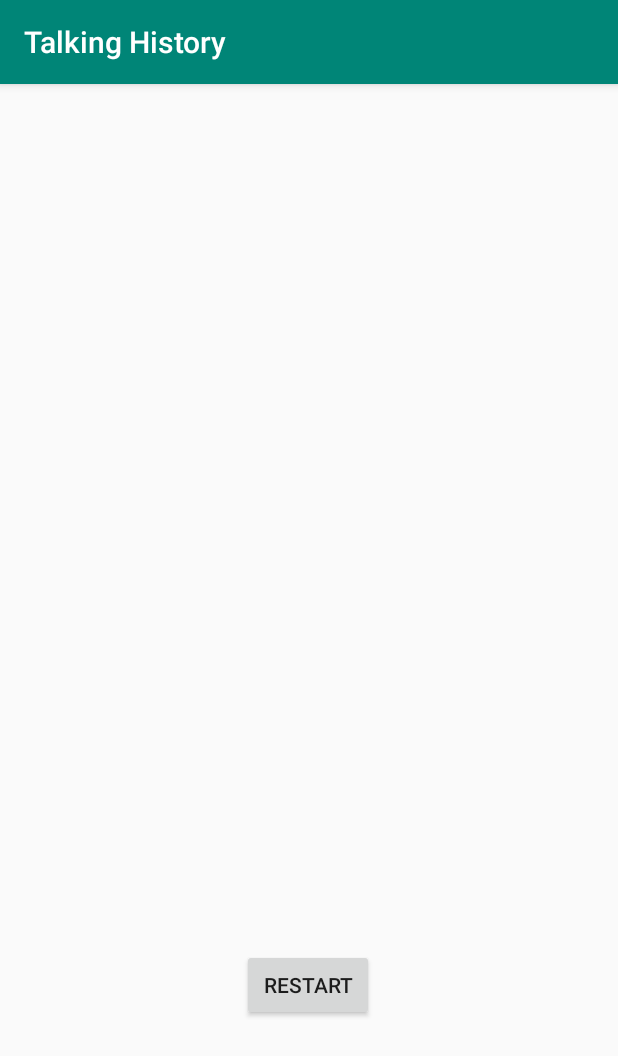
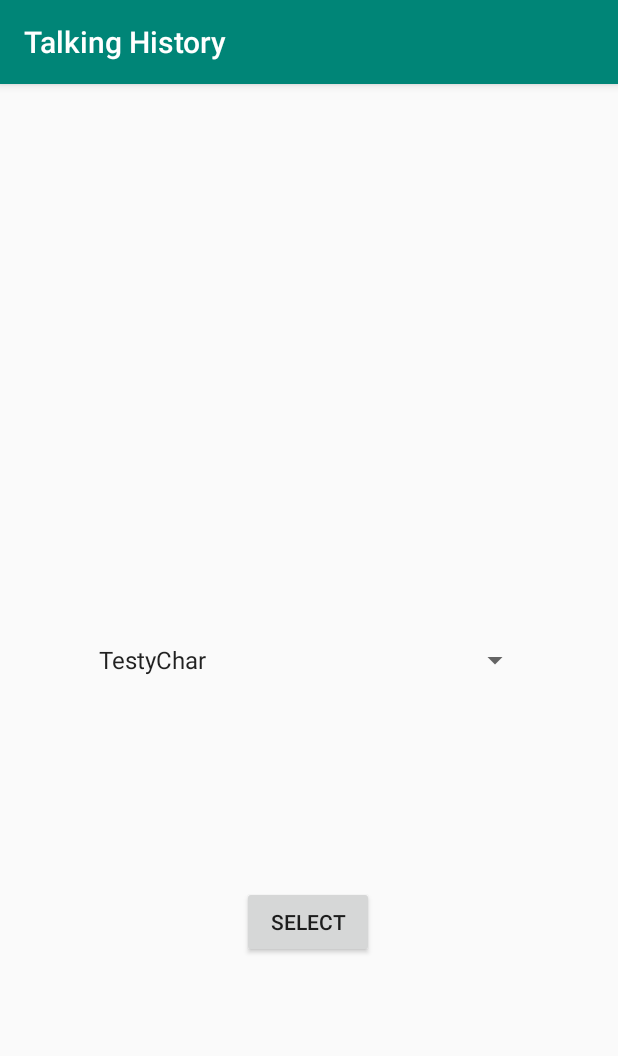
Before and after one commit to Rimve/TalkingHistory, an Android app: the screen it shows after launch (MainActivity before the commit, SelectorActivity after it), on a phone screen of 412 x 824 dp. Shown: the top 1056 px of the screen. Run offline under Robolectric (Android 15) with nearby library versions, the phone set to English and light mode, and no system bars; our stand-ins replace Firebase (no records; nobody signed in at launch, a user with empty details on screens opened directly).

Commit message:
Added offline database support Added character selector screen and the ability to choose what dialogue to have Some updates to firebase data structure

```diff
--- a/app/src/main/AndroidManifest.xml
+++ b/app/src/main/AndroidManifest.xml
@@ -3,19 +3,20 @@
     package="com.neverim.talkinghistory">
 
     <application
+        android:name=".TalkingHistory"
         android:allowBackup="true"
         android:icon="@mipmap/ic_launcher"
         android:label="@string/app_name"
         android:roundIcon="@mipmap/ic_launcher_round"
         android:supportsRtl="true"
         android:theme="@style/AppTheme">
-        <activity android:name=".MainActivity">
+        <activity android:name=".SelectorActivity">
             <intent-filter>
                 <action android:name="android.intent.action.MAIN" />
-
                 <category android:name="android.intent.category.LAUNCHER" />
             </intent-filter>
         </activity>
+        <activity android:name=".DialogueActivity"/>
     </application>
 
 </manifest>
--- /dev/null
+++ b/app/src/main/java/com/neverim/talkinghistory/SelectorActivity.kt
@@ -0,0 +1,46 @@
+package com.neverim.talkinghistory
+
+import android.content.Intent
+import android.os.Bundle
+import android.view.View
+import android.widget.*
+import androidx.appcompat.app.AppCompatActivity
+
+class SelectorActivity : AppCompatActivity() {
+    private lateinit var spinner: Spinner
+    private lateinit var selectBtn: Button
+
+    override fun onCreate(savedInstanceState: Bundle?) {
+        super.onCreate(savedInstanceState)
+        setContentView(R.layout.activity_select_char)
+
+        spinner = findViewById(R.id.spinner)
+        selectBtn = findViewById(R.id.btn_select_char)
+
+        val characters = resources.getStringArray(R.array.Characters)
+
+        if (spinner != null) {
+            val adapter = ArrayAdapter(this, android.R.layout.simple_spinner_item, characters)
+            spinner.adapter = adapter
+            spinner.onItemSelectedListener = object :
+                AdapterView.OnItemSelectedListener {
+                override fun onItemSelected(parent: AdapterView<*>,
+                                            view: View, position: Int, id: Long) {
+                    Toast.makeText(this@SelectorActivity,
+                        getString(R.string.selected_item) + " " +
+                                "" + characters[position], Toast.LENGTH_SHORT).show()
+                }
+
+                override fun onNothingSelected(parent: AdapterView<*>) {
+                    // write code to perform some action
+                }
+            }
+        }
+
+        selectBtn.setOnClickListener {
+            val dialogueIntent = Intent(this@SelectorActivity, DialogueActivity::class.java)
+            dialogueIntent.putExtra("char", spinner.selectedItem.toString())
+            startActivity(dialogueIntent)
+        }
+    }
+}
--- /dev/null
+++ b/app/src/main/java/com/neverim/talkinghistory/TalkingHistory.kt
@@ -0,0 +1,22 @@
+package com.neverim.talkinghistory
+
+import android.app.Application
+import android.content.res.Configuration
+import com.google.firebase.database.FirebaseDatabase
+
+class TalkingHistory : Application() {
+
+    override fun onCreate() {
+        super.onCreate()
+        // Enable offline database
+        FirebaseDatabase.getInstance().setPersistenceEnabled(true)
+    }
+
+    override fun onConfigurationChanged ( newConfig : Configuration) {
+        super.onConfigurationChanged(newConfig)
+    }
+
+    override fun onLowMemory() {
+        super.onLowMemory()
+    }
+}
--- /dev/null
+++ b/app/src/main/res/layout/activity_select_char.xml
@@ -0,0 +1,29 @@
+<?xml version="1.0" encoding="utf-8"?>
+<androidx.constraintlayout.widget.ConstraintLayout
+    xmlns:android="http://schemas.android.com/apk/res/android"
+    xmlns:app="http://schemas.android.com/apk/res-auto"
+    xmlns:tools="http://schemas.android.com/tools"
+    android:layout_width="match_parent"
+    android:layout_height="match_parent">
+
+    <Spinner
+        android:id="@+id/spinner"
+        android:layout_width="296dp"
+        android:layout_height="52dp"
+        app:layout_constraintBottom_toBottomOf="parent"
+        app:layout_constraintEnd_toEndOf="parent"
+        app:layout_constraintStart_toStartOf="parent"
+        app:layout_constraintTop_toTopOf="parent" />
+
+    <Button
+        android:id="@+id/btn_select_char"
+        android:layout_width="wrap_content"
+        android:layout_height="wrap_content"
+        android:text="Select"
+        app:layout_constraintBottom_toBottomOf="parent"
+        app:layout_constraintEnd_toEndOf="parent"
+        app:layout_constraintHorizontal_bias="0.498"
+        app:layout_constraintStart_toStartOf="parent"
+        app:layout_constraintTop_toBottomOf="@+id/spinner"
+        app:layout_constraintVertical_bias="0.402" />
+</androidx.constraintlayout.widget.ConstraintLayout>
--- a/app/src/main/res/values/strings.xml
+++ b/app/src/main/res/values/strings.xml
@@ -1,3 +1,9 @@
 <resources>
     <string name="app_name">Talking History</string>
+    <string name="selected_item">Selected item:</string>
+    <string-array name="Characters">
+        <item>TestyChar</item>
+        <item>HistoryMan</item>
+        <item>General Graardor</item>
+    </string-array>
 </resources>
```
Also changed, not shown: app/src/main/java/com/neverim/talkinghistory/DialogueActivity.kt (renamed from app/src/main/java/com/neverim/talkinghistory/MainActivity.kt, +36 -24 lines), app/src/main/res/layout/activity_dialogue.xml (renamed from app/src/main/res/layout/activity_main.xml, +14 -2 lines).
